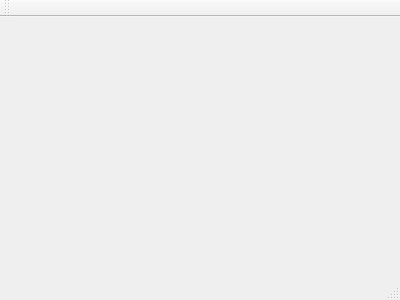
This is mainwindow.ui in Team-Harmless/UNICEF-Project as Qt 5 draws it before an edit. The edited form follows.
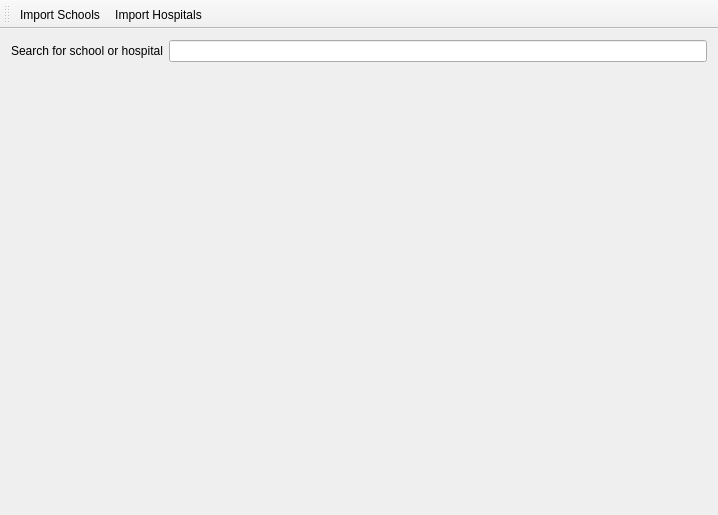
This is the edited form.

Commit message: Added ability to find hospital and school files from UI

The edit to the form file:
```diff
--- a/mainwindow.ui
+++ b/mainwindow.ui
@@ -1,24 +1,73 @@
 <ui version="4.0">
  <class>MainWindow</class>
- <widget class="QMainWindow" name="MainWindow" >
-  <property name="geometry" >
+ <widget class="QMainWindow" name="MainWindow">
+  <property name="geometry">
    <rect>
     <x>0</x>
     <y>0</y>
-    <width>400</width>
-    <height>300</height>
+    <width>718</width>
+    <height>515</height>
    </rect>
   </property>
   <property name="windowTitle" >
    <string>MainWindow</string>
   </property>
-  <widget class="QMenuBar" name="menuBar" />
-  <widget class="QToolBar" name="mainToolBar" />
-  <widget class="QWidget" name="centralWidget" />
-  <widget class="QStatusBar" name="statusBar" />
+  <widget class="QWidget" name="centralWidget">
+   <layout class="QVBoxLayout" name="verticalLayout">
+    <item>
+     <layout class="QHBoxLayout" name="horizontalLayout">
+      <item>
+       <widget class="QLabel" name="label">
+        <property name="text">
+         <string>Search for school or hospital</string>
+        </property>
+       </widget>
+      </item>
+      <item>
+       <widget class="QLineEdit" name="lineEdit"/>
+      </item>
+     </layout>
+    </item>
+    <item>
+     <spacer name="verticalSpacer">
+      <property name="orientation">
+       <enum>Qt::Vertical</enum>
+      </property>
+      <property name="sizeHint" stdset="0">
+       <size>
+        <width>20</width>
+        <height>40</height>
+       </size>
+      </property>
+     </spacer>
+    </item>
+   </layout>
+  </widget>
+  <widget class="QToolBar" name="toolBar">
+   <property name="windowTitle">
+    <string>toolBar</string>
+   </property>
+   <attribute name="toolBarArea">
+    <enum>TopToolBarArea</enum>
+   </attribute>
+   <attribute name="toolBarBreak">
+    <bool>false</bool>
+   </attribute>
+   <addaction name="actionImport_Schools"/>
+   <addaction name="actionImport_Hospitals"/>
+  </widget>
+  <action name="actionImport_Schools">
+   <property name="text">
+    <string>Import Schools</string>
+   </property>
+  </action>
+  <action name="actionImport_Hospitals">
+   <property name="text">
+    <string>Import Hospitals</string>
+   </property>
+  </action>
  </widget>
- <layoutDefault spacing="6" margin="11" />
- <pixmapfunction></pixmapfunction>
+ <layoutdefault spacing="6" margin="11"/>
  <resources/>
  <connections/>
 </ui>
```
Left out of the diff: 3 changed lines with no effect on the pictures. The commit also changes 2 other files.
